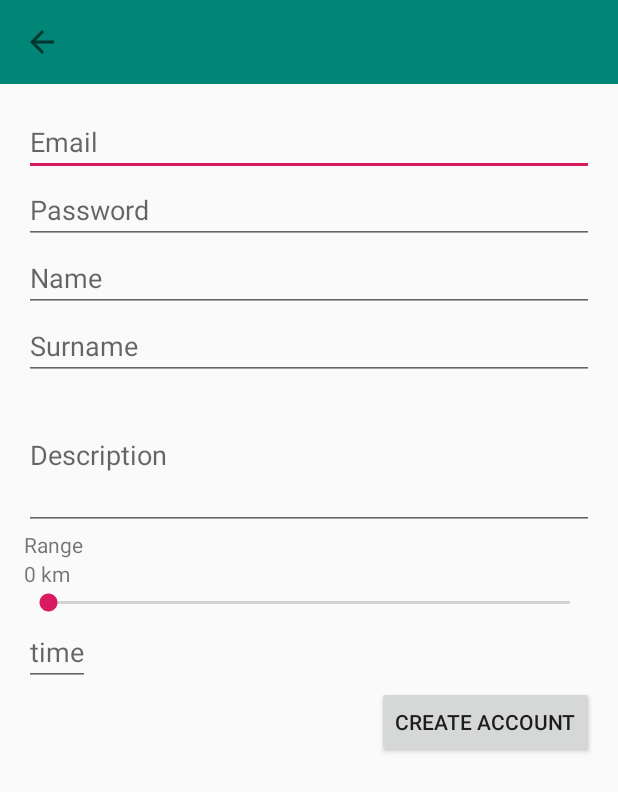
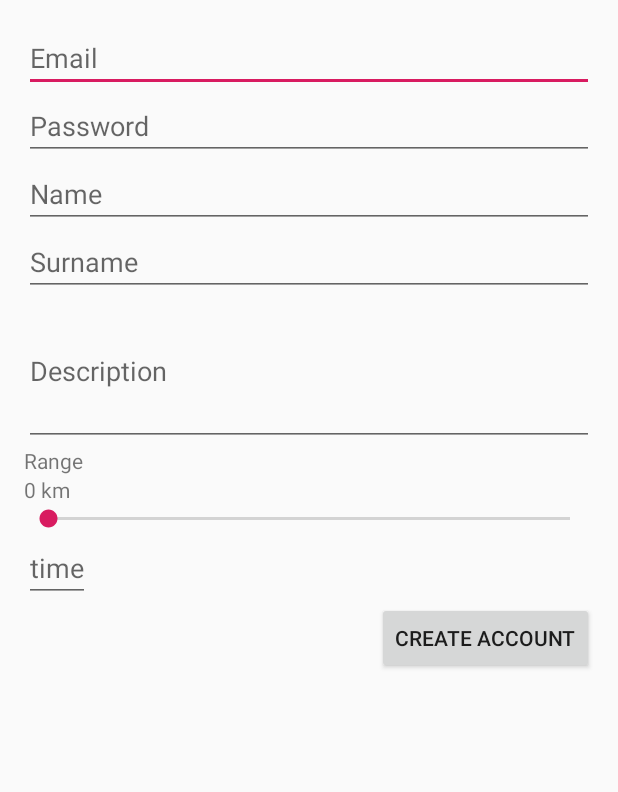
Before and after one commit to 4real-socialNetwork/4realSocialNetwork, an Android app: the CreateUser screen opened directly, with no data from a screen before it, on a phone screen of 412 x 824 dp. Shown: the top 792 px of the screen. Run offline under Robolectric (Android 15) with nearby library versions, the phone set to English and light mode, and no system bars; our stand-ins replace Firebase (no records; nobody signed in at launch, a user with empty details on screens opened directly).

Commit message:
Update
Added some fixes

```diff
--- a/app/src/main/java/com/example/marko/areyou4real/CreateUser.java
+++ b/app/src/main/java/com/example/marko/areyou4real/CreateUser.java
@@ -5,10 +5,8 @@ import android.content.Intent;
 import android.support.annotation.NonNull;
 import android.support.v7.app.AppCompatActivity;
 import android.os.Bundle;
-
+import android.support.v7.widget.AppCompatSeekBar;
 import android.text.TextUtils;
-import android.support.v7.widget.Toolbar;
-import android.view.MenuItem;
 import android.view.View;
 import android.widget.Button;
 import android.widget.EditText;
@@ -17,21 +15,19 @@ import android.widget.SeekBar;
 import android.widget.TextView;
 import android.widget.Toast;
 
-import com.google.android.gms.tasks.OnCompleteListener;
 import com.google.android.gms.tasks.OnFailureListener;
 import com.google.android.gms.tasks.OnSuccessListener;
-import com.google.android.gms.tasks.Task;
 import com.google.firebase.auth.AuthResult;
 import com.google.firebase.auth.FirebaseAuth;
-import com.google.firebase.auth.FirebaseUser;
 import com.google.firebase.firestore.CollectionReference;
-import com.google.firebase.firestore.DocumentReference;
 import com.google.firebase.firestore.FirebaseFirestore;
 
 public class CreateUser extends AppCompatActivity {
-    private FirebaseAuth auth = FirebaseAuth.getInstance();
+
+    private FirebaseAuth mAuth = FirebaseAuth.getInstance();
     private FirebaseFirestore db = FirebaseFirestore.getInstance();
-    private CollectionReference usersRef = db.collection("Users");
+    private CollectionReference mUsersRef = db.collection("Users");
+
     private Context mContext = CreateUser.this;
 
     private EditText email;
@@ -39,54 +35,59 @@ public class CreateUser extends AppCompatActivity {
     private EditText name;
     private EditText surname;
     private EditText description;
-    private SeekBar range;
+    private AppCompatSeekBar seekBar;
     private EditText time;
     private Button btnCreateAccount;
-    private ProgressBar progressBar;
-    private TextView rangeShower;
+    //private ProgressBar progressBar;
+    private TextView showSeekBar;
+
+    private int current_range = 0;
 
     @Override
     protected void onCreate(Bundle savedInstanceState) {
         super.onCreate(savedInstanceState);
         setContentView(R.layout.activity_create_user);
-        Toolbar toolbar = findViewById(R.id.toolbar);
-        setSupportActionBar(toolbar);
 
-        getSupportActionBar().setDisplayHomeAsUpEnabled(true);
-        getSupportActionBar().setDisplayShowHomeEnabled(true);
-        getSupportActionBar().setDisplayShowTitleEnabled(false);
 
         email = findViewById(R.id.etEmail);
         password = findViewById(R.id.etPassword);
         name = findViewById(R.id.etName);
         surname = findViewById(R.id.etSurname);
         description = findViewById(R.id.etDescripiton);
-        range = findViewById(R.id.rangeBar);
+        seekBar = findViewById(R.id.seekBar);
         time = findViewById(R.id.etTime);
         btnCreateAccount = findViewById(R.id.btnCreateAcc);
-        progressBar = findViewById(R.id.progressBarUser);
-        rangeShower = findViewById(R.id.tvSeekBarShower);
-        rangeShower.setText(("" + progressBar.getProgress() + " km"));
+        //progressBar = findViewById(R.id.progressBarUser);
+        showSeekBar = findViewById(R.id.tvSeekBarShower);
 
+        showSeekBar.setText(current_range + " km");
+        seekBar.setProgress(current_range);
+        seekBar.setOnSeekBarChangeListener(new SeekBar.OnSeekBarChangeListener() {
+            @Override
+            public void onProgressChanged(SeekBar seekBar, int progress, boolean fromUser) {
+                showSeekBar.setText(progress + " km");
+                seekBar.setProgress(progress);
+            }
+
+            @Override
+            public void onStartTrackingTouch(SeekBar seekBar) {
+
+            }
+
+            @Override
+            public void onStopTrackingTouch(SeekBar seekBar) {
+
+            }
+        });
 
         btnCreateAccount.setOnClickListener(new View.OnClickListener() {
             @Override
             public void onClick(View v) {
-                progressBar.setVisibility(View.VISIBLE);
+                //progressBar.setVisibility(View.VISIBLE);
                 createUserAndAccount();
             }
         });
 
-    }
-
-    @Override
-    public boolean onOptionsItemSelected(MenuItem item) {
-        if (item.getItemId() == android.R.id.home) {
-            Intent intent = new Intent(CreateUser.this, LoginActivity.class);
-            startActivity(intent);
-            finish();
-        }
-        return true;
     }
 
     private void createUserAndAccount() {
@@ -94,26 +95,27 @@ public class CreateUser extends AppCompatActivity {
         if (!validateForm()) {
             return;
         }
+
         final String mail = email.getText().toString().trim();
         final String pass = password.getText().toString().trim();
         final String ime = name.getText().toString().trim();
         final String prezime = surname.getText().toString().trim();
         final String opis = description.getText().toString().trim();
-        final int udaljenost = range.getProgress();
+        final int udaljenost = seekBar.getProgress();
         final int vrijeme = Integer.parseInt(time.getText().toString());
 
         if (mail.contentEquals("@") || pass.length() > 6) {
-            auth.createUserWithEmailAndPassword(mail, pass)
+            mAuth.createUserWithEmailAndPassword(mail, pass)
                     .addOnSuccessListener(new OnSuccessListener<AuthResult>() {
                         @Override
                         public void onSuccess(AuthResult authResult) {
 
                             User user = new User(authResult.getUser().getUid(), ime, prezime, mail, opis, udaljenost, vrijeme, 24);
-                            usersRef.add(user);
+                            mUsersRef.add(user);
 
 
                             Toast.makeText(CreateUser.this, "Acc created", Toast.LENGTH_SHORT).show();
-                            progressBar.setVisibility(View.INVISIBLE);
+                            //progressBar.setVisibility(View.INVISIBLE);
                             Intent intent = new Intent(mContext, MainActivity.class);
                             startActivity(intent);
                             finish();
@@ -123,7 +125,7 @@ public class CreateUser extends AppCompatActivity {
                 @Override
                 public void onFailure(@NonNull Exception e) {
                     Toast.makeText(CreateUser.this, "That account allready exists", Toast.LENGTH_SHORT).show();
-                    progressBar.setVisibility(View.INVISIBLE);
+                    //progressBar.setVisibility(View.INVISIBLE);
                 }
             });
 
@@ -135,37 +137,37 @@ public class CreateUser extends AppCompatActivity {
     private boolean validateForm() {
         boolean result = true;
         if (TextUtils.isEmpty(email.getText().toString())) {
-            email.setError("Required");
+            email.setError("Obavezno ispuniti");
             result = false;
         } else {
             email.setError(null);
         }
         if (TextUtils.isEmpty(password.getText().toString())) {
-            password.setError("Required");
+            password.setError("Obavezno ispuniti");
             result = false;
         } else {
             password.setError(null);
         }
         if (TextUtils.isEmpty(name.getText().toString())) {
-            name.setError("Required");
+            name.setError("Obavezno ispuniti");
             result = false;
         } else {
             name.setError(null);
         }
         if (TextUtils.isEmpty(surname.getText().toString())) {
-            surname.setError("Required");
+            surname.setError("Obavezno ispuniti");
             result = false;
         } else {
             surname.setError(null);
         }
         if (TextUtils.isEmpty(description.getText().toString())) {
-            description.setError("Required");
+            description.setError("Obavezno ispuniti");
             result = false;
         } else {
             description.setError(null);
         }
         if (TextUtils.isEmpty(time.getText().toString())) {
-            time.setError("Required");
+            time.setError("Obavezno ispuniti");
             result = false;
         } else {
             time.setError(null);
@@ -174,5 +176,4 @@ public class CreateUser extends AppCompatActivity {
         return result;
     }
 
-
 }
--- a/app/src/main/res/layout/activity_create_user.xml
+++ b/app/src/main/res/layout/activity_create_user.xml
@@ -5,20 +5,12 @@
     android:layout_width="match_parent"
     android:layout_height="match_parent"
     android:orientation="vertical"
+    android:padding="16dp"
     tools:context=".CreateUser">
-
-    <android.support.v7.widget.Toolbar
-        android:layout_width="match_parent"
-        android:layout_height="wrap_content"
-        android:id="@+id/toolbar"
-        android:background="@color/colorPrimary"/>
-
 
     <ScrollView
         android:layout_width="match_parent"
-        android:layout_height="match_parent"
-        android:padding="16dp"
-        >
+        android:layout_height="match_parent">
 
         <LinearLayout
             android:layout_width="match_parent"
@@ -63,12 +55,13 @@
             <TextView
                 android:layout_width="wrap_content"
                 android:layout_height="wrap_content"
-                android:id="@+id/tvSeekBarShower"
-                android:text="0 km"/>
-            <SeekBar
-                android:id="@+id/rangeBar"
+                android:id="@+id/tvSeekBarShower" />
+
+            <android.support.v7.widget.AppCompatSeekBar
+                android:id="@+id/seekBar"
                 android:layout_width="match_parent"
                 android:layout_height="20dp"
+                android:max="100"
                 />
 
             <EditText
@@ -77,7 +70,6 @@
                 android:hint="time"
                 android:inputType="datetime"
                 android:id="@+id/etTime"/>
-
 
             <Button
                 android:layout_width="wrap_content"
@@ -92,11 +84,8 @@
                 android:id="@+id/progressBarUser"
                 android:visibility="invisible"/>
 
+        </LinearLayout>
 
-
-
-
-        </LinearLayout>
     </ScrollView>
 
 
--- a/app/src/main/res/layout/activity_login.xml
+++ b/app/src/main/res/layout/activity_login.xml
@@ -18,8 +18,7 @@
         android:layout_width="match_parent"
         android:layout_height="wrap_content"
         android:id="@+id/etPassword"
-        android:hint="Password"
-        android:inputType="numberPassword"/>
+        android:hint="Password"/>
 
 
     <Button
```
Also changed, not shown: app/src/main/java/com/example/marko/areyou4real/CreateGroup.java (+27 -28 lines), app/src/main/java/com/example/marko/areyou4real/LoginActivity.java (+47 -12 lines), app/src/main/java/com/example/marko/areyou4real/fragments/adapter/SearchUserRecyclerViewAdapter.java (+38 -5 lines), app/src/main/res/drawable/ic_search_black_24dp.xml (added, +9 -0 lines), app/src/main/res/layout/activity_create_group.xml (+10 -52 lines), app/src/main/res/menu/menu_search.xml (added, +12 -0 lines).
